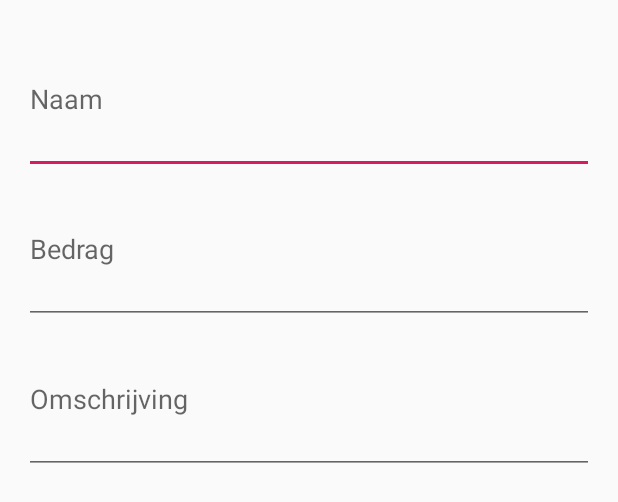
After one commit to BrunoStr/KljAppKotlin, an Android app: the layout dialog_add_lid.xml on its own in the app's theme, with its tools: preview values and no code run, on a phone screen of 412 x 824 dp. The commit adds this screen. Shown: the top 502 px of the screen. Run offline under Robolectric (Android 15) with nearby library versions, the phone set to English and light mode, and no system bars.

Commit message:
Dialog om Lid toe te voegen

```diff
--- a/app/build.gradle
+++ b/app/build.gradle
@@ -11,7 +11,7 @@ android {
     compileSdkVersion 28
     defaultConfig {
         applicationId "com.example.bruno.kljvissenakenapp"
-        minSdkVersion 17
+        minSdkVersion 19
         targetSdkVersion 28
         versionCode 1
         versionName "1.0"
@@ -41,6 +41,7 @@ dependencies {
     implementation 'androidx.cardview:cardview:1.0.0'
 
     implementation 'androidx.constraintlayout:constraintlayout:2.0.0-alpha3'
+    implementation 'androidx.legacy:legacy-support-v4:1.0.0-alpha1'
     testImplementation 'junit:junit:4.12'
     androidTestImplementation 'androidx.test:runner:1.1.1'
     androidTestImplementation 'androidx.test.espresso:espresso-core:3.1.1'
--- a/app/src/main/AndroidManifest.xml
+++ b/app/src/main/AndroidManifest.xml
@@ -16,7 +16,8 @@
         <activity
                 android:name=".activities.MainActivity"
                 android:label="@string/app_name"
-                android:theme="@style/AppTheme.NoActionBar">
+                android:theme="@style/AppTheme.NoActionBar"
+                >
             <intent-filter>
                 <action android:name="android.intent.action.MAIN"/>
 
--- /dev/null
+++ b/app/src/main/res/layout/dialog_add_lid.xml
@@ -0,0 +1,31 @@
+<?xml version="1.0" encoding="utf-8"?>
+<RelativeLayout xmlns:android="http://schemas.android.com/apk/res/android"
+                android:layout_width="match_parent"
+                android:minWidth="350dp"
+                android:layout_height="match_parent"
+                android:orientation="vertical"
+                android:padding="16dp"
+                android:theme="@style/AppTheme">
+
+    <EditText
+            android:id="@+id/editNameTxt"
+            android:hint="Naam"
+            android:layout_width="match_parent"
+            android:layout_height="100dp"/>
+
+    <EditText
+            android:id="@+id/editBedragTxt"
+            android:hint="Bedrag"
+            android:layout_width="match_parent"
+            android:layout_height="100dp"
+    android:layout_below="@id/editNameTxt"/>
+
+    <EditText
+            android:id="@+id/editOmschrijvingTxt"
+            android:hint="Omschrijving"
+            android:layout_width="match_parent"
+            android:layout_height="100dp"
+    android:layout_below="@id/editBedragTxt"/>
+
+
+</RelativeLayout>
```
Also changed, not shown: app/src/main/java/com/example/bruno/kljvissenakenapp/dialog/AddLidDialog.kt (added, +64 -0 lines), app/src/main/java/com/example/bruno/kljvissenakenapp/fragments/Dranken/AddLid.kt (added, +63 -0 lines), app/src/main/java/com/example/bruno/kljvissenakenapp/fragments/Dranken/DrankenlijstFragment.kt (+19 -0 lines), app/src/main/res/layout/fragment_add_lid.xml (added, +32 -0 lines), app/src/main/res/menu/add_lid_menu.xml (added, +8 -0 lines), app/src/main/res/values/strings.xml (+7 -2 lines).
